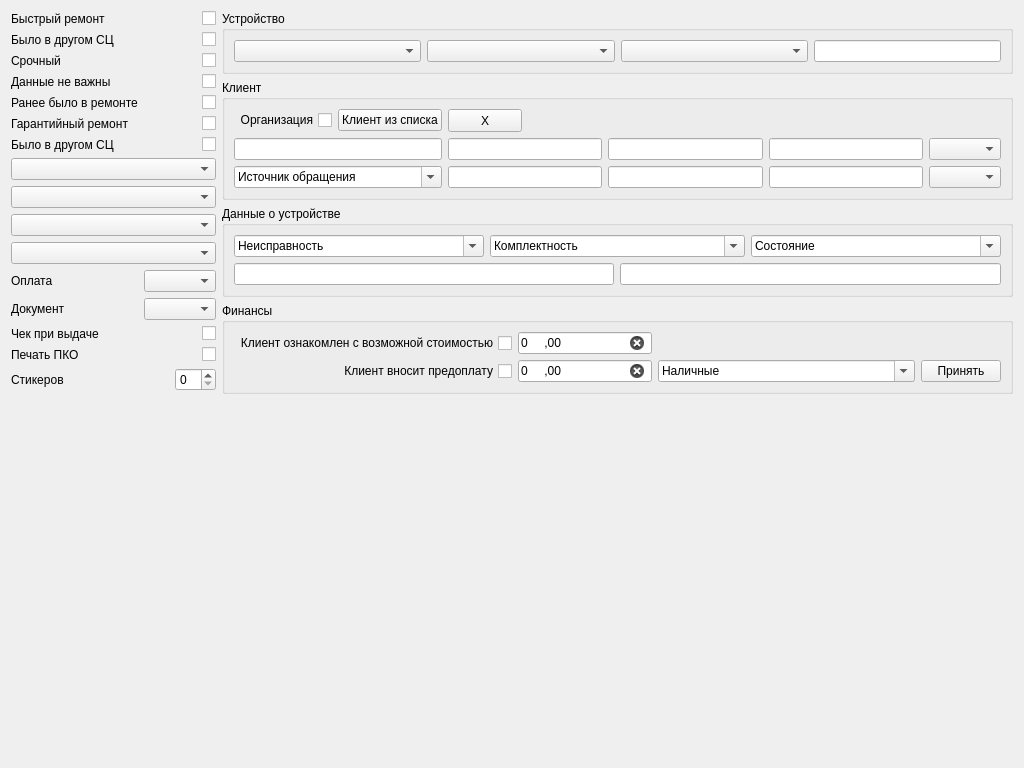
Old version of the form tabrepairnew.ui in the repository solderercb/snap_crm.
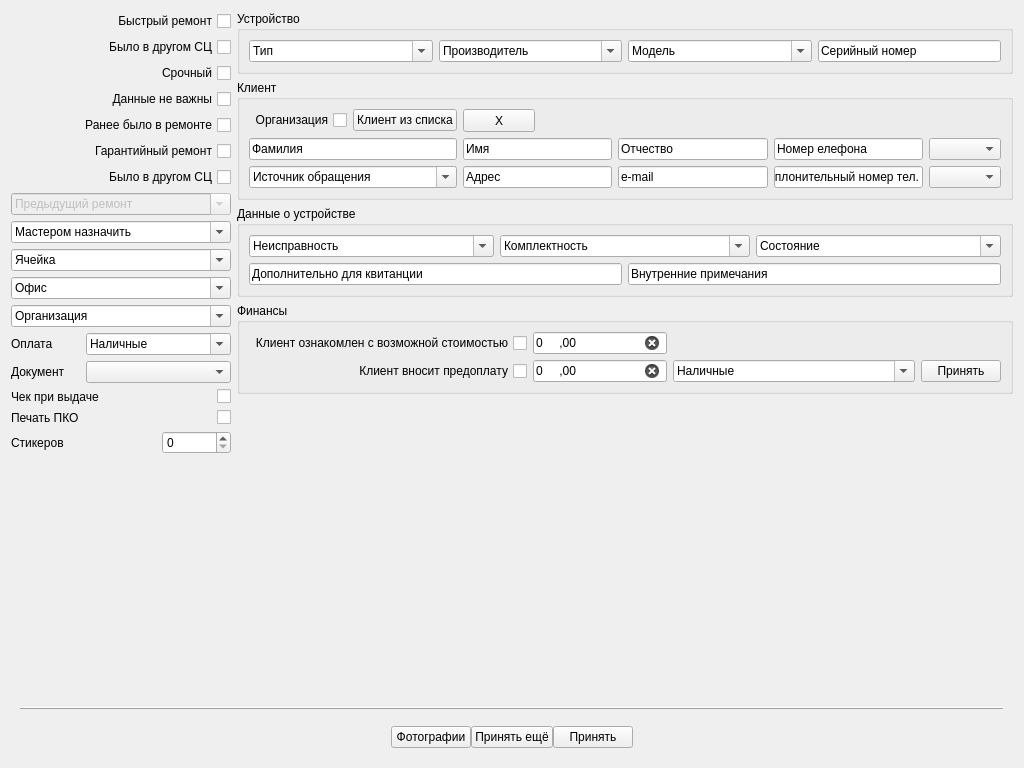
New version of the form. Custom widgets are drawn as their Qt base class.

Commit message: Небольшие изменения формы приёма в ремонт. Нижняя панель инструментов выполнена непосредственно на форме, а не в виде объекта из заранее подготовленного класса, т. к. этот класс требует реализации отдельных процедур для возможности добавления на нижнюю панель элементов; в целом большой разницы как набрасывать элементы нижней панели нет; однако, это не окончательное решение.

Diff of the .ui file:
```diff
--- a/tabrepairnew.ui
+++ b/tabrepairnew.ui
@@ -19,189 +19,125 @@
      <property name="sizeConstraint">
       <enum>QLayout::SetMaximumSize</enum>
      </property>
-     <item row="1" column="0" alignment="Qt::AlignBottom">
-      <widget class="BotToolbarWidget" name="widget" native="true">
-       <property name="minimumSize">
-        <size>
-         <width>0</width>
-         <height>50</height>
-        </size>
-       </property>
-       <property name="contextMenuPolicy">
-        <enum>Qt::NoContextMenu</enum>
-       </property>
-      </widget>
-     </item>
      <item row="0" column="0">
-      <layout class="QGridLayout" name="gridLayout_4" columnstretch="0,0,0,0,1">
+      <layout class="QGridLayout" name="gridLayout_4" columnstretch="0,0,0,0,1" columnminimumwidth="220,0,0,0,0">
        <property name="sizeConstraint">
         <enum>QLayout::SetMaximumSize</enum>
        </property>
        <item row="0" column="0">
         <layout class="QGridLayout" name="gridLayout_7" columnstretch="0,0,0">
-         <item row="9" column="0">
-          <widget class="QLabel" name="label_6">
-           <property name="text">
-            <string>Было в другом СЦ</string>
-           </property>
-          </widget>
-         </item>
-         <item row="2" column="2" alignment="Qt::AlignRight">
-          <widget class="QCheckBox" name="checkBox_3">
-           <property name="text">
-            <string/>
-           </property>
-          </widget>
-         </item>
-         <item row="17" column="2" alignment="Qt::AlignRight">
-          <widget class="QCheckBox" name="checkBox_8">
-           <property name="text">
-            <string/>
-           </property>
-          </widget>
-         </item>
-         <item row="5" column="0">
-          <widget class="QLabel" name="label_4">
-           <property name="text">
-            <string>Данные не важны</string>
-           </property>
-          </widget>
-         </item>
-         <item row="7" column="0">
-          <widget class="QLabel" name="label_7">
-           <property name="text">
-            <string>Гарантийный ремонт</string>
-           </property>
-          </widget>
-         </item>
-         <item row="0" column="2" alignment="Qt::AlignRight">
-          <widget class="QCheckBox" name="checkBox">
-           <property name="text">
-            <string/>
-           </property>
-          </widget>
-         </item>
-         <item row="15" column="0">
-          <widget class="QLabel" name="label_9">
-           <property name="text">
-            <string>Документ</string>
-           </property>
-          </widget>
-         </item>
-         <item row="19" column="0">
-          <widget class="QLabel" name="label_11">
-           <property name="text">
-            <string>Стикеров</string>
-           </property>
-          </widget>
-         </item>
-         <item row="9" column="2" alignment="Qt::AlignRight">
-          <widget class="QCheckBox" name="checkBox_7">
-           <property name="text">
-            <string/>
-           </property>
-          </widget>
-         </item>
-         <item row="14" column="0">
-          <widget class="QLabel" name="label_8">
-           <property name="text">
-            <string>Оплата</string>
-           </property>
-          </widget>
-         </item>
-         <item row="13" column="0" colspan="3">
-          <widget class="QComboBox" name="comboBox_4"/>
-         </item>
-         <item row="5" column="2" alignment="Qt::AlignRight">
+         <item row="5" column="0" colspan="3">
           <widget class="QCheckBox" name="checkBox_4">
-           <property name="text">
-            <string/>
+           <property name="layoutDirection">
+            <enum>Qt::RightToLeft</enum>
            </property>
-          </widget>
-         </item>
-         <item row="6" column="2" alignment="Qt::AlignRight">
-          <widget class="QCheckBox" name="checkBox_5">
            <property name="text">
-            <string/>
-           </property>
-          </widget>
-         </item>
-         <item row="7" column="2" alignment="Qt::AlignRight">
-          <widget class="QCheckBox" name="checkBox_6">
-           <property name="text">
-            <string/>
-           </property>
-          </widget>
-         </item>
-         <item row="17" column="0">
-          <widget class="QLabel" name="label_10">
-           <property name="text">
-            <string>Чек при выдаче</string>
-           </property>
-          </widget>
-         </item>
-         <item row="2" column="0">
-          <widget class="QLabel" name="label_3">
-           <property name="text">
-            <string>Срочный</string>
-           </property>
-          </widget>
-         </item>
-         <item row="0" column="0">
-          <widget class="QLabel" name="label_2">
-           <property name="text">
-            <string>Быстрый ремонт</string>
+            <string>Данные не важны</string>
            </property>
           </widget>
          </item>
          <item row="11" column="0" colspan="3">
-          <widget class="QComboBox" name="comboBox_2"/>
-         </item>
-         <item row="6" column="0">
-          <widget class="QLabel" name="label_5">
-           <property name="text">
-            <string>Ранее было в ремонте</string>
+          <widget class="QComboBox" name="comboBox">
+           <property name="editable">
+            <bool>true</bool>
            </property>
-          </widget>
-         </item>
-         <item row="1" column="0">
-          <widget class="QLabel" name="label">
-           <property name="text">
-            <string>Было в другом СЦ</string>
+           <property name="currentText">
+            <string>Мастером назначить</string>
            </property>
+           <property name="placeholderText">
+            <string>asdf</string>
+           </property>
           </widget>
          </item>
-         <item row="1" column="2" alignment="Qt::AlignRight">
+         <item row="1" column="0" colspan="3">
           <widget class="QCheckBox" name="checkBox_2">
+           <property name="layoutDirection">
+            <enum>Qt::RightToLeft</enum>
+           </property>
            <property name="text">
-            <string/>
+            <string>Было в другом СЦ</string>
            </property>
           </widget>
          </item>
-         <item row="12" column="0" colspan="3">
-          <widget class="QComboBox" name="comboBox_3"/>
-         </item>
-         <item row="10" column="0" colspan="3">
-          <widget class="QComboBox" name="comboBox"/>
-         </item>
-         <item row="18" column="0">
+         <item row="19" column="0" colspan="2">
           <widget class="QLabel" name="label_12">
            <property name="text">
             <string>Печать ПКО</string>
            </property>
           </widget>
          </item>
+         <item row="20" column="2">
+          <widget class="QSpinBox" name="spinBox"/>
+         </item>
+         <item row="15" column="1" colspan="2">
+          <widget class="QComboBox" name="comboBox_5">
+           <property name="editable">
+            <bool>true</bool>
+           </property>
+           <property name="currentText">
+            <string>Наличные</string>
+           </property>
+          </widget>
+         </item>
+         <item row="15" column="0">
+          <widget class="QLabel" name="label_8">
+           <property name="text">
+            <string>Оплата</string>
+           </property>
+          </widget>
+         </item>
          <item row="18" column="2" alignment="Qt::AlignRight">
+          <widget class="QCheckBox" name="checkBox_8">
+           <property name="text">
+            <string/>
+           </property>
+          </widget>
+         </item>
+         <item row="12" column="0" colspan="3">
+          <widget class="QComboBox" name="comboBox_2">
+           <property name="editable">
+            <bool>true</bool>
+           </property>
+           <property name="currentText">
+            <string>Ячейка</string>
+           </property>
+          </widget>
+         </item>
+         <item row="9" column="0" colspan="3">
+          <widget class="QCheckBox" name="checkBox_7">
+           <property name="layoutDirection">
+            <enum>Qt::RightToLeft</enum>
+           </property>
+           <property name="text">
+            <string>Было в другом СЦ</string>
+           </property>
+          </widget>
+         </item>
+         <item row="19" column="2" alignment="Qt::AlignRight">
           <widget class="QCheckBox" name="checkBox_9">
            <property name="text">
             <string/>
            </property>
           </widget>
          </item>
-         <item row="19" column="2">
-          <widget class="QSpinBox" name="spinBox"/>
+         <item row="16" column="0">
+          <widget class="QLabel" name="label_9">
+           <property name="text">
+            <string>Документ</string>
+           </property>
+          </widget>
          </item>
-         <item row="20" column="0" colspan="3">
+         <item row="2" column="0" colspan="3">
+          <widget class="QCheckBox" name="checkBox_3">
+           <property name="layoutDirection">
+            <enum>Qt::RightToLeft</enum>
+           </property>
+           <property name="text">
+            <string>Срочный</string>
+           </property>
+          </widget>
+         </item>
+         <item row="21" column="0" colspan="3">
           <spacer name="verticalSpacer">
            <property name="orientation">
             <enum>Qt::Vertical</enum>
@@ -214,16 +150,93 @@
            </property>
           </spacer>
          </item>
-         <item row="14" column="1" colspan="2">
-          <widget class="QComboBox" name="comboBox_5"/>
+         <item row="6" column="0" colspan="3">
+          <widget class="QCheckBox" name="checkBox_5">
+           <property name="layoutDirection">
+            <enum>Qt::RightToLeft</enum>
+           </property>
+           <property name="text">
+            <string>Ранее было в ремонте</string>
+           </property>
+          </widget>
          </item>
-         <item row="15" column="1" colspan="2">
+         <item row="14" column="0" colspan="3">
+          <widget class="QComboBox" name="comboBox_4">
+           <property name="editable">
+            <bool>true</bool>
+           </property>
+           <property name="currentText">
+            <string>Организация</string>
+           </property>
+          </widget>
+         </item>
+         <item row="13" column="0" colspan="3">
+          <widget class="QComboBox" name="comboBox_3">
+           <property name="editable">
+            <bool>true</bool>
+           </property>
+           <property name="currentText">
+            <string>Офис</string>
+           </property>
+          </widget>
+         </item>
+         <item row="0" column="0" colspan="3">
+          <widget class="QCheckBox" name="checkBox">
+           <property name="layoutDirection">
+            <enum>Qt::RightToLeft</enum>
+           </property>
+           <property name="text">
+            <string>Быстрый ремонт</string>
+           </property>
+          </widget>
+         </item>
+         <item row="16" column="1" colspan="2">
           <widget class="QComboBox" name="comboBox_6"/>
          </item>
+         <item row="18" column="0" colspan="2">
+          <widget class="QLabel" name="label_10">
+           <property name="text">
+            <string>Чек при выдаче</string>
+           </property>
+          </widget>
+         </item>
+         <item row="7" column="0" colspan="3">
+          <widget class="QCheckBox" name="checkBox_6">
+           <property name="layoutDirection">
+            <enum>Qt::RightToLeft</enum>
+           </property>
+           <property name="text">
+            <string>Гарантийный ремонт</string>
+           </property>
+          </widget>
+         </item>
+         <item row="20" column="0" colspan="2">
+          <widget class="QLabel" name="label_11">
+           <property name="text">
+            <string>Стикеров</string>
+           </property>
+          </widget>
+         </item>
+         <item row="10" column="0" colspan="3">
+          <widget class="QComboBox" name="comboBox_7">
+           <property name="enabled">
+            <bool>false</bool>
+           </property>
+           <property name="editable">
+            <bool>true</bool>
+           </property>
+           <property name="currentText">
+            <string>Предыдущий ремонт</string>
+           </property>
+           <property name="placeholderText">
+            <string>asdf</string>
+           </property>
+          </widget>
+         </item>
         </layout>
        </item>
        <item row="0" column="4">
-        <layout class="QGridLayout" name="gridLayout_8">
+        <layout class="QGridLayout" name="gridLayout_8" rowstretch="0,0,0,0,0">
          <item row="2" column="0">
           <widget class="QGroupBox" name="groupBox_3">
            <property name="title">
@@ -259,7 +272,11 @@
                </widget>
               </item>
               <item row="1" column="0" colspan="3">
-               <widget class="QLineEdit" name="lineEdit_24"/>
+               <widget class="QLineEdit" name="lineEdit_24">
+                <property name="text">
+                 <string>Дополнительно для квитанции</string>
+                </property>
+               </widget>
               </item>
               <item row="0" column="4" colspan="2">
                <widget class="QComboBox" name="comboBox_27">
@@ -275,13 +292,33 @@
                </widget>
               </item>
               <item row="1" column="3" colspan="3">
-               <widget class="QLineEdit" name="lineEdit_23"/>
+               <widget class="QLineEdit" name="lineEdit_23">
+                <property name="text">
+                 <string>Внутренние примечания</string>
+                </property>
+               </widget>
               </item>
              </layout>
             </item>
            </layout>
           </widget>
          </item>
+         <item row="4" column="0">
+          <spacer name="verticalSpacer_2">
+           <property name="orientation">
+            <enum>Qt::Vertical</enum>
+           </property>
+           <property name="sizeType">
+            <enum>QSizePolicy::Expanding</enum>
+           </property>
+           <property name="sizeHint" stdset="0">
+            <size>
+             <width>20</width>
+             <height>40</height>
+            </size>
+           </property>
+          </spacer>
+         </item>
          <item row="0" column="0">
           <widget class="QGroupBox" name="groupBox_2">
            <property name="sizePolicy">
@@ -297,13 +334,34 @@
             <item row="0" column="0">
              <layout class="QGridLayout" name="gridLayout_18">
               <item row="0" column="0">
-               <widget class="QComboBox" name="comboBox_13"/>
+               <widget class="QComboBox" name="comboBox_13">
+                <property name="editable">
+                 <bool>true</bool>
+                </property>
+                <property name="currentText">
+                 <string>Тип</string>
+                </property>
+               </widget>
               </item>
               <item row="0" column="1">
-               <widget class="QComboBox" name="comboBox_14"/>
+               <widget class="QComboBox" name="comboBox_14">
+                <property name="editable">
+                 <bool>true</bool>
+                </property>
+                <property name="currentText">
+                 <string>Производитель</string>
+                </property>
+               </widget>
               </item>
               <item row="0" column="2">
-               <widget class="QComboBox" name="comboBox_15"/>
+               <widget class="QComboBox" name="comboBox_15">
+                <property name="editable">
+                 <bool>true</bool>
+                </property>
+                <property name="currentText">
+                 <string>Модель</string>
+                </property>
+               </widget>
               </item>
               <item row="0" column="3">
                <widget class="QLineEdit" name="lineEdit">
@@ -313,6 +371,9 @@
                   <verstretch>0</verstretch>
                  </sizepolicy>
                 </property>
+                <property name="text">
+                 <string>Серийный номер</string>
+                </property>
                </widget>
               </item>
              </layout>
@@ -320,22 +381,6 @@
            </layout>
           </widget>
          </item>
-         <item row="4" column="0">
-          <spacer name="verticalSpacer_2">
-           <property name="orientation">
-            <enum>Qt::Vertical</enum>
-           </property>
-           <property name="sizeType">
-            <enum>QSizePolicy::MinimumExpanding</enum>
-           </property>
-           <property name="sizeHint" stdset="0">
-            <size>
-             <width>20</width>
-             <height>40</height>
-            </size>
-           </property>
-          </spacer>
-         </item>
          <item row="3" column="0">
           <widget class="QGroupBox" name="groupBox_4">
            <property name="title">
@@ -445,19 +490,39 @@
                <enum>QLayout::SetMaximumSize</enum>
               </property>
               <item row="3" column="2" colspan="2">
-               <widget class="QLineEdit" name="lineEdit_7"/>
+               <widget class="QLineEdit" name="lineEdit_7">
+                <property name="text">
+                 <string>Адрес</string>
+                </property>
+               </widget>
               </item>
               <item row="3" column="6" colspan="2">
-               <widget class="QLineEdit" name="lineEdit_6"/>
+               <widget class="QLineEdit" name="lineEdit_6">
+                <property name="text">
+                 <string>Доплонительный номер тел.</string>
+                </property>
+               </widget>
               </item>
               <item row="1" column="4" colspan="2">
-               <widget class="QLineEdit" name="lineEdit_4"/>
+               <widget class="QLineEdit" name="lineEdit_4">
+                <property name="text">
+                 <string>Отчество</string>
+                </property>
+               </widget>
               </item>
               <item row="1" column="0" colspan="2">
-               <widget class="QLineEdit" name="lineEdit_2"/>
+               <widget class="QLineEdit" name="lineEdit_2">
+                <property name="text">
+                 <string>Фамилия</string>
+                </property>
+               </widget>
               </item>
               <item row="1" column="2" colspan="2">
-               <widget class="QLineEdit" name="lineEdit_3"/>
+               <widget class="QLineEdit" name="lineEdit_3">
+                <property name="text">
+                 <string>Имя</string>
+                </property>
+               </widget>
               </item>
               <item row="3" column="0" colspan="2">
                <widget class="QComboBox" name="comboBox_17">
@@ -480,7 +545,11 @@
                </widget>
               </item>
               <item row="1" column="6" colspan="2">
-               <widget class="QLineEdit" name="lineEdit_5"/>
+               <widget class="QLineEdit" name="lineEdit_5">
+                <property name="text">
+                 <string>Номер елефона</string>
+                </property>
+               </widget>
               </item>
               <item row="0" column="0">
                <widget class="QCheckBox" name="checkBox_19">
@@ -496,7 +565,11 @@
                <widget class="QComboBox" name="comboBox_18"/>
               </item>
               <item row="3" column="4" colspan="2">
-               <widget class="QLineEdit" name="lineEdit_8"/>
+               <widget class="QLineEdit" name="lineEdit_8">
+                <property name="text">
+                 <string>e-mail</string>
+                </property>
+               </widget>
               </item>
               <item row="3" column="8">
                <widget class="QComboBox" name="comboBox_16"/>
@@ -538,18 +611,110 @@
        </item>
       </layout>
      </item>
+     <item row="1" column="0">
+      <widget class="QWidget" name="botToolbar" native="true">
+       <property name="minimumSize">
+        <size>
+         <width>0</width>
+         <height>50</height>
+        </size>
+       </property>
+       <property name="contextMenuPolicy">
+        <enum>Qt::NoContextMenu</enum>
+       </property>
+       <layout class="QGridLayout" name="gridLayout_5" rowminimumheight="5,0">
+        <property name="verticalSpacing">
+         <number>15</number>
+        </property>
+        <item row="1" column="0">
+         <layout class="QGridLayout" name="gridLayout_3">
+          <item row="0" column="0">
+           <layout class="QGridLayout" name="LeftGridLayout_2" columnstretch="0">
+            <property name="sizeConstraint">
+             <enum>QLayout::SetFixedSize</enum>
+            </property>
+           </layout>
+          </item>
+          <item row="0" column="1">
+           <spacer name="horizontalSpacer_1">
+            <property name="orientation">
+             <enum>Qt::Horizontal</enum>
+            </property>
+            <property name="sizeType">
+             <enum>QSizePolicy::MinimumExpanding</enum>
+            </property>
+            <property name="sizeHint" stdset="0">
+             <size>
+              <width>70</width>
+              <height>20</height>
+             </size>
+            </property>
+           </spacer>
+          </item>
+          <item row="0" column="2">
+           <layout class="QGridLayout" name="CentralGridLayout_2">
+            <item row="0" column="3">
+             <widget class="QPushButton" name="CentnerButton3_2">
+              <property name="text">
+               <string>Принять</string>
+              </property>
+             </widget>
+            </item>
+            <item row="0" column="1">
+             <widget class="QPushButton" name="CentnerButton1_2">
+              <property name="text">
+               <string>Фотографии</string>
+              </property>
+             </widget>
+            </item>
+            <item row="0" column="2">
+             <widget class="QPushButton" name="CentnerButton2_2">
+              <property name="text">
+               <string>Принять ещё</string>
+              </property>
+             </widget>
+            </item>
+           </layout>
+          </item>
+          <item row="0" column="3">
+           <spacer name="horizontalSpacer_2">
+            <property name="orientation">
+             <enum>Qt::Horizontal</enum>
+            </property>
+            <property name="sizeHint" stdset="0">
+             <size>
+              <width>70</width>
+              <height>20</height>
+             </size>
+            </property>
+           </spacer>
+          </item>
+          <item row="0" column="4">
+           <layout class="QGridLayout" name="RightGridLayout_2">
+            <property name="sizeConstraint">
+             <enum>QLayout::SetFixedSize</enum>
+            </property>
+           </layout>
+          </item>
+         </layout>
+        </item>
+        <item row="0" column="0">
+         <widget class="QFrame" name="frame">
+          <property name="frameShape">
+           <enum>QFrame::HLine</enum>
+          </property>
+          <property name="frameShadow">
+           <enum>QFrame::Raised</enum>
+          </property>
+         </widget>
+        </item>
+       </layout>
+      </widget>
+     </item>
     </layout>
    </item>
   </layout>
  </widget>
- <customwidgets>
-  <customwidget>
-   <class>BotToolbarWidget</class>
-   <extends>QWidget</extends>
-   <header>bottoolbarwidget.h</header>
-   <container>1</container>
-  </customwidget>
- </customwidgets>
  <resources/>
  <connections/>
 </ui>
```
The commit also changes 1 other file.
